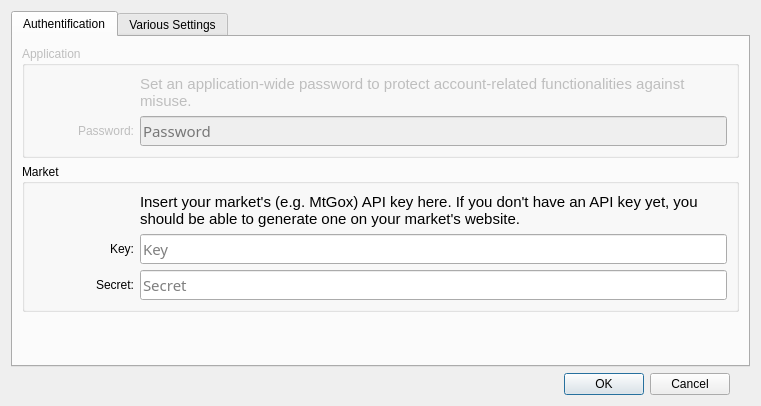
This is goxgui/ui/preferences.ui in sebastianhaberey/goxgui as Qt 5 draws it before an edit. The edited form follows.
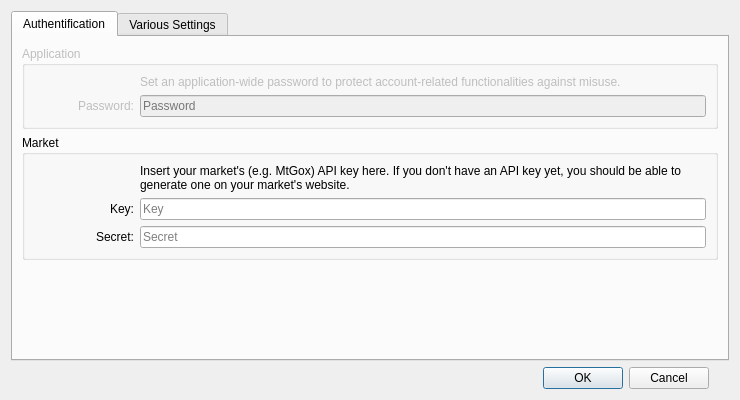
This is the edited form.

What changed in the file:
```diff
--- a/goxgui/ui/preferences.ui
+++ b/goxgui/ui/preferences.ui
@@ -6,14 +6,26 @@
    <rect>
     <x>0</x>
     <y>0</y>
-    <width>761</width>
-    <height>406</height>
+    <width>740</width>
+    <height>400</height>
    </rect>
   </property>
+  <property name="sizePolicy">
+   <sizepolicy hsizetype="Fixed" vsizetype="Fixed">
+    <horstretch>0</horstretch>
+    <verstretch>0</verstretch>
+   </sizepolicy>
+  </property>
   <property name="minimumSize">
    <size>
     <width>740</width>
-    <height>375</height>
+    <height>400</height>
+   </size>
+  </property>
+  <property name="maximumSize">
+   <size>
+    <width>740</width>
+    <height>400</height>
    </size>
   </property>
   <property name="windowTitle">
@@ -47,12 +59,6 @@
             <property name="enabled">
              <bool>false</bool>
             </property>
-            <property name="font">
-             <font>
-              <family>Monaco</family>
-              <pointsize>11</pointsize>
-             </font>
-            </property>
             <property name="toolTip">
              <string>Application password</string>
             </property>
@@ -84,12 +90,7 @@
            </widget>
           </item>
           <item row="0" column="1">
-           <widget class="QLabel" name="label">
-            <property name="font">
-             <font>
-              <pointsize>11</pointsize>
-             </font>
-            </property>
+           <widget class="QLabel" name="labelPassword">
             <property name="text">
              <string>Set an application-wide password to protect account-related functionalities against misuse.</string>
             </property>
@@ -110,7 +111,7 @@
           <bool>true</bool>
          </property>
          <layout class="QGridLayout" name="gridLayout_2">
-          <item row="1" column="0">
+          <item row="2" column="0">
            <widget class="QLabel" name="label_3">
             <property name="minimumSize">
              <size>
@@ -126,7 +127,7 @@
             </property>
            </widget>
           </item>
-          <item row="2" column="0">
+          <item row="3" column="0">
            <widget class="QLabel" name="label_4">
             <property name="minimumSize">
              <size>
@@ -142,14 +143,8 @@
             </property>
            </widget>
           </item>
-          <item row="2" column="1">
+          <item row="3" column="1">
            <widget class="QLineEdit" name="lineEditSecret">
-            <property name="font">
-             <font>
-              <family>Monaco</family>
-              <pointsize>11</pointsize>
-             </font>
-            </property>
             <property name="toolTip">
              <string>Insert your MtGox secret here</string>
             </property>
@@ -164,14 +159,8 @@
             </property>
            </widget>
           </item>
-          <item row="1" column="1">
+          <item row="2" column="1">
            <widget class="QLineEdit" name="lineEditKey">
-            <property name="font">
-             <font>
-              <family>Monaco</family>
-              <pointsize>11</pointsize>
-             </font>
-            </property>
             <property name="toolTip">
              <string>Insert your MtGox key here</string>
             </property>
@@ -180,13 +169,8 @@
             </property>
            </widget>
           </item>
-          <item row="0" column="1">
-           <widget class="QLabel" name="label_5">
-            <property name="font">
-             <font>
-              <pointsize>11</pointsize>
-             </font>
-            </property>
+          <item row="1" column="1">
+           <widget class="QLabel" name="labelKeySecret">
             <property name="text">
              <string>Insert your market's (e.g. MtGox) API key here. If you don't have an API key yet, you should be able to generate one on your market's website.</string>
             </property>
```
Left out of the diff: 15 changed lines with no effect on the pictures.
